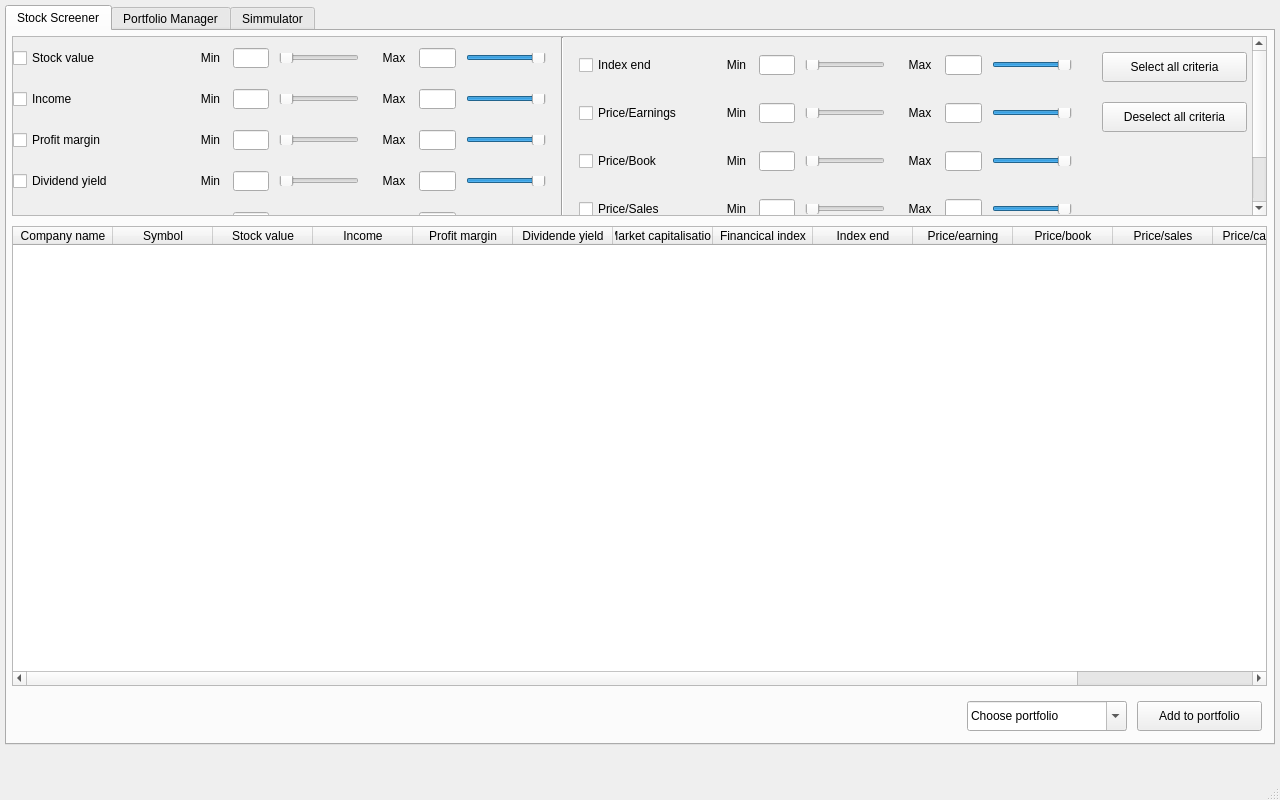
Old version of the form QT/MainWindow.ui in the repository Gendostie/market-analysis.
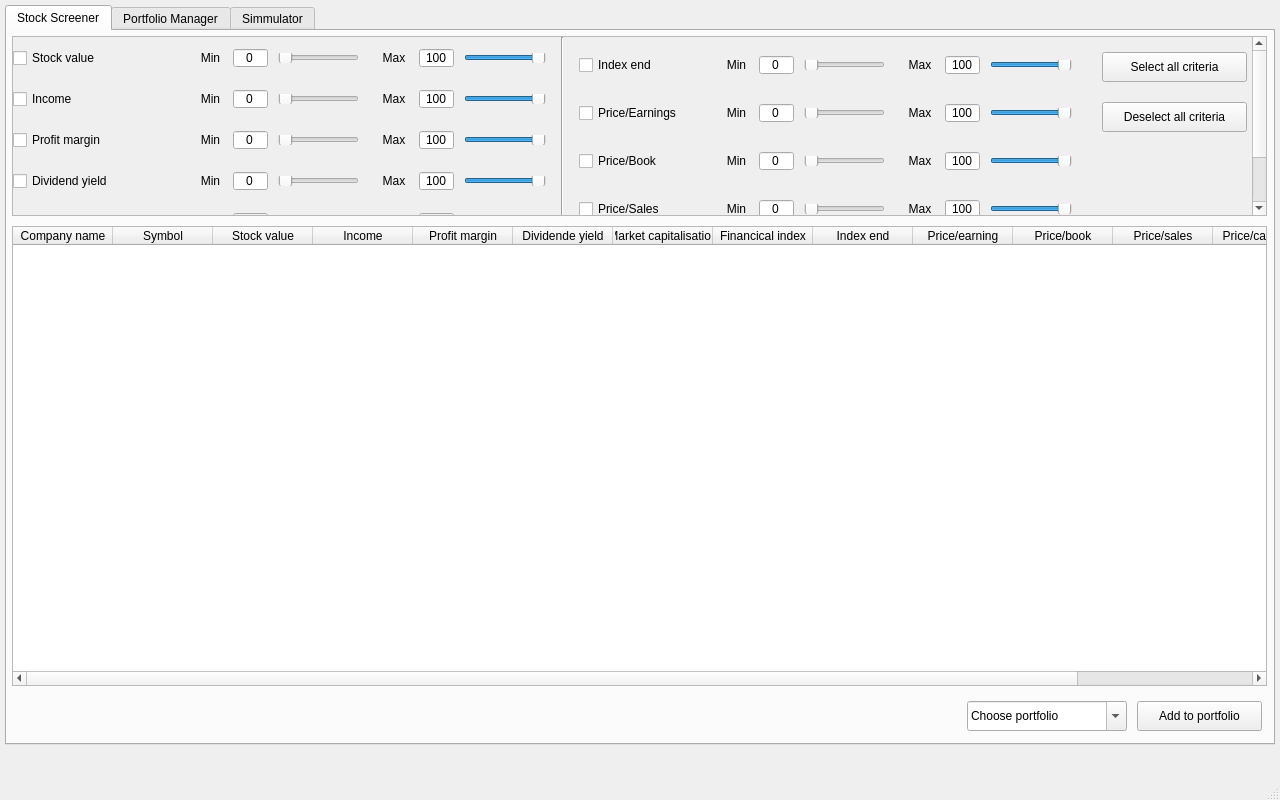
New version of the form.

Commit message: -create function to loop in box layout for get widget -link range slider with spin box in criteria section

The edit to the form file:
```diff
--- a/QT/MainWindow.ui
+++ b/QT/MainWindow.ui
@@ -85,7 +85,7 @@
        <property name="geometry">
         <rect>
          <x>0</x>
-         <y>-72</y>
+         <y>0</y>
          <width>1260</width>
          <height>250</height>
         </rect>
@@ -183,7 +183,7 @@
               </widget>
              </item>
              <item>
-              <widget class="QLineEdit" name="lineEdit_min_stockValue">
+              <widget class="QDoubleSpinBox" name="doubleSpinBox_min_stockValue">
                <property name="minimumSize">
                 <size>
                  <width>35</width>
@@ -196,18 +196,15 @@
                  <height>20</height>
                 </size>
                </property>
-               <property name="inputMask">
-                <string/>
-               </property>
-               <property name="text">
-                <string/>
-               </property>
-               <property name="maxLength">
-                <number>3</number>
-               </property>
                <property name="alignment">
                 <set>Qt::AlignCenter</set>
                </property>
+               <property name="buttonSymbols">
+                <enum>QAbstractSpinBox::NoButtons</enum>
+               </property>
+               <property name="decimals">
+                <number>0</number>
+               </property>
               </widget>
              </item>
              <item>
@@ -274,7 +271,7 @@
               </widget>
              </item>
              <item>
-              <widget class="QLineEdit" name="lineEdit_max_stockValue">
+              <widget class="QDoubleSpinBox" name="doubleSpinBox_max_stockValue">
                <property name="minimumSize">
                 <size>
                  <width>35</width>
@@ -287,12 +284,18 @@
                  <height>20</height>
                 </size>
                </property>
-               <property name="maxLength">
-                <number>3</number>
-               </property>
                <property name="alignment">
                 <set>Qt::AlignCenter</set>
                </property>
+               <property name="buttonSymbols">
+                <enum>QAbstractSpinBox::NoButtons</enum>
+               </property>
+               <property name="decimals">
+                <number>0</number>
+               </property>
+               <property name="value">
+                <double>100.000000000000000</double>
+               </property>
               </widget>
              </item>
              <item>
@@ -391,7 +394,7 @@
               </widget>
              </item>
              <item>
-              <widget class="QLineEdit" name="lineEdit_min_income">
+              <widget class="QDoubleSpinBox" name="doubleSpinBox_min_income">
                <property name="minimumSize">
                 <size>
                  <width>35</width>
@@ -404,18 +407,15 @@
                  <height>20</height>
                 </size>
                </property>
-               <property name="inputMask">
-                <string/>
-               </property>
-               <property name="text">
-                <string/>
-               </property>
-               <property name="maxLength">
-                <number>3</number>
-               </property>
                <property name="alignment">
                 <set>Qt::AlignCenter</set>
                </property>
+               <property name="buttonSymbols">
+                <enum>QAbstractSpinBox::NoButtons</enum>
+               </property>
+               <property name="decimals">
+                <number>0</number>
+               </property>
               </widget>
              </item>
              <item>
@@ -482,7 +482,7 @@
               </widget>
              </item>
              <item>
-              <widget class="QLineEdit" name="lineEdit_max_income">
+              <widget class="QDoubleSpinBox" name="doubleSpinBox_max_income">
                <property name="minimumSize">
                 <size>
                  <width>35</width>
@@ -495,12 +495,18 @@
                  <height>20</height>
                 </size>
                </property>
-               <property name="maxLength">
-                <number>3</number>
-               </property>
                <property name="alignment">
                 <set>Qt::AlignCenter</set>
                </property>
+               <property name="buttonSymbols">
+                <enum>QAbstractSpinBox::NoButtons</enum>
+               </property>
+               <property name="decimals">
+                <number>0</number>
+               </property>
+               <property name="value">
+                <double>100.000000000000000</double>
+               </property>
               </widget>
              </item>
              <item>
@@ -599,7 +605,7 @@
               </widget>
              </item>
              <item>
-              <widget class="QLineEdit" name="lineEdit_min_profitMargin">
+              <widget class="QDoubleSpinBox" name="doubleSpinBox_min_profitMargin">
                <property name="minimumSize">
                 <size>
                  <width>35</width>
@@ -612,18 +618,18 @@
                  <height>20</height>
                 </size>
                </property>
-               <property name="inputMask">
-                <string/>
-               </property>
-               <property name="text">
-                <string/>
-               </property>
-               <property name="maxLength">
-                <number>3</number>
-               </property>
                <property name="alignment">
                 <set>Qt::AlignCenter</set>
                </property>
+               <property name="buttonSymbols">
+                <enum>QAbstractSpinBox::NoButtons</enum>
+               </property>
+               <property name="decimals">
+                <number>0</number>
+               </property>
+               <property name="maximum">
+                <double>100.000000000000000</double>
+               </property>
               </widget>
              </item>
              <item>
@@ -690,7 +696,7 @@
               </widget>
              </item>
              <item>
-              <widget class="QLineEdit" name="lineEdit_max_profitMargin">
+              <widget class="QDoubleSpinBox" name="doubleSpinBox_max_profitMargin">
                <property name="minimumSize">
                 <size>
                  <width>35</width>
@@ -703,12 +709,24 @@
                  <height>20</height>
                 </size>
                </property>
-               <property name="maxLength">
-                <number>3</number>
+               <property name="inputMethodHints">
+                <set>Qt::ImhDigitsOnly</set>
                </property>
                <property name="alignment">
                 <set>Qt::AlignCenter</set>
                </property>
+               <property name="buttonSymbols">
+                <enum>QAbstractSpinBox::NoButtons</enum>
+               </property>
+               <property name="decimals">
+                <number>0</number>
+               </property>
+               <property name="maximum">
+                <double>100.000000000000000</double>
+               </property>
+               <property name="value">
+                <double>100.000000000000000</double>
+               </property>
               </widget>
              </item>
              <item>
@@ -807,7 +825,7 @@
               </widget>
              </item>
              <item>
-              <widget class="QLineEdit" name="lineEdit_min_dividendYield">
+              <widget class="QDoubleSpinBox" name="doubleSpinBox_min_dividendYield">
                <property name="minimumSize">
                 <size>
                  <width>35</width>
@@ -820,18 +838,18 @@
                  <height>20</height>
                 </size>
                </property>
-               <property name="inputMask">
-                <string/>
-               </property>
-               <property name="text">
-                <string/>
-               </property>
-               <property name="maxLength">
-                <number>3</number>
-               </property>
                <property name="alignment">
                 <set>Qt::AlignCenter</set>
                </property>
+               <property name="buttonSymbols">
+                <enum>QAbstractSpinBox::NoButtons</enum>
+               </property>
+               <property name="decimals">
+                <number>0</number>
+               </property>
+               <property name="maximum">
+                <double>100.000000000000000</double>
+               </property>
               </widget>
              </item>
              <item>
@@ -898,7 +916,7 @@
               </widget>
              </item>
              <item>
-              <widget class="QLineEdit" name="lineEdit_max_dividendYield">
+              <widget class="QDoubleSpinBox" name="doubleSpinBox_max_dividendYield">
                <property name="minimumSize">
                 <size>
                  <width>35</width>
@@ -911,12 +929,21 @@
                  <height>20</height>
                 </size>
                </property>
-               <property name="maxLength">
-                <number>3</number>
-               </property>
                <property name="alignment">
                 <set>Qt::AlignCenter</set>
                </property>
+               <property name="buttonSymbols">
+                <enum>QAbstractSpinBox::NoButtons</enum>
+               </property>
+               <property name="decimals">
+                <number>0</number>
+               </property>
+               <property name="maximum">
+                <double>100.000000000000000</double>
+               </property>
+               <property name="value">
+                <double>100.000000000000000</double>
+               </property>
               </widget>
              </item>
              <item>
@@ -1015,7 +1042,7 @@
               </widget>
              </item>
              <item>
-              <widget class="QLineEdit" name="lineEdit_min_marketCapitalisation">
+              <widget class="QDoubleSpinBox" name="doubleSpinBox_min_marketCapitalisation">
                <property name="minimumSize">
                 <size>
                  <width>35</width>
@@ -1028,18 +1055,18 @@
                  <height>20</height>
                 </size>
                </property>
-               <property name="inputMask">
-                <string/>
-               </property>
-               <property name="text">
-                <string/>
-               </property>
-               <property name="maxLength">
-                <number>3</number>
-               </property>
                <property name="alignment">
                 <set>Qt::AlignCenter</set>
                </property>
+               <property name="buttonSymbols">
+                <enum>QAbstractSpinBox::NoButtons</enum>
+               </property>
+               <property name="decimals">
+                <number>0</number>
+               </property>
+               <property name="maximum">
+                <double>100.000000000000000</double>
+               </property>
               </widget>
              </item>
              <item>
@@ -1106,7 +1133,7 @@
               </widget>
              </item>
              <item>
-              <widget class="QLineEdit" name="lineEdit_max_marketCapitalisation">
+              <widget class="QDoubleSpinBox" name="doubleSpinBox_max_marketCapitalisation">
                <property name="minimumSize">
                 <size>
                  <width>35</width>
@@ -1119,12 +1146,21 @@
                  <height>20</height>
                 </size>
                </property>
-               <property name="maxLength">
-                <number>3</number>
-               </property>
                <property name="alignment">
                 <set>Qt::AlignCenter</set>
                </property>
+               <property name="buttonSymbols">
+                <enum>QAbstractSpinBox::NoButtons</enum>
+               </property>
+               <property name="decimals">
+                <number>0</number>
+               </property>
+               <property name="maximum">
+                <double>100.000000000000000</double>
+               </property>
+               <property name="value">
+                <double>100.000000000000000</double>
+               </property>
               </widget>
              </item>
              <item>
@@ -1223,7 +1259,7 @@
               </widget>
              </item>
              <item>
-              <widget class="QLineEdit" name="lineEdit_min_financicalIndex">
+              <widget class="QDoubleSpinBox" name="doubleSpinBox_min_financicalIndex">
                <property name="minimumSize">
                 <size>
                  <width>35</width>
@@ -1236,18 +1272,18 @@
                  <height>20</height>
                 </size>
                </property>
-               <property name="inputMask">
-                <string/>
-               </property>
-               <property name="text">
-                <string/>
-               </property>
-               <property name="maxLength">
-                <number>3</number>
-               </property>
                <property name="alignment">
                 <set>Qt::AlignCenter</set>
                </property>
+               <property name="buttonSymbols">
+                <enum>QAbstractSpinBox::NoButtons</enum>
+               </property>
+               <property name="decimals">
+                <number>0</number>
+               </property>
+               <property name="maximum">
+                <double>100.000000000000000</double>
+               </property>
               </widget>
              </item>
              <item>
@@ -1314,7 +1350,7 @@
               </widget>
              </item>
              <item>
-              <widget class="QLineEdit" name="lineEdit_max_financicalIndex">
+              <widget class="QDoubleSpinBox" name="doubleSpinBox_max_financicalIndex">
                <property name="minimumSize">
                 <size>
                  <width>35</width>
@@ -1327,12 +1363,18 @@
                  <height>20</height>
                 </size>
                </property>
-               <property name="maxLength">
-                <number>3</number>
-               </property>
                <property name="alignment">
                 <set>Qt::AlignCenter</set>
                </property>
+               <property name="buttonSymbols">
+                <enum>QAbstractSpinBox::NoButtons</enum>
+               </property>
+               <property name="decimals">
+                <number>0</number>
+               </property>
+               <property name="value">
+                <double>100.000000000000000</double>
+               </property>
               </widget>
              </item>
              <item>
@@ -1410,7 +1452,7 @@
           </spacer>
          </item>
          <item>
-          <layout class="QVBoxLayout" name="verticalLayout_rigth">
+          <layout class="QVBoxLayout" name="verticalLayout_right">
            <item>
             <layout class="QHBoxLayout" name="horizontalLayout_indexEnd">
              <property name="sizeConstraint">
@@ -1477,7 +1519,7 @@
               </widget>
              </item>
              <item>
-              <widget class="QLineEdit" name="lineEdit_min_indexEnd">
+              <widget class="QDoubleSpinBox" name="doubleSpinBox_min_indexEnd">
                <property name="minimumSize">
                 <size>
                  <width>35</width>
@@ -1490,18 +1532,15 @@
                  <height>20</height>
                 </size>
                </property>
-               <property name="inputMask">
-                <string/>
-               </property>
-               <property name="text">
-                <string/>
-               </property>
-               <property name="maxLength">
-                <number>3</number>
-               </property>
                <property name="alignment">
                 <set>Qt::AlignCenter</set>
                </property>
+               <property name="buttonSymbols">
+                <enum>QAbstractSpinBox::NoButtons</enum>
+               </property>
+               <property name="decimals">
+                <number>0</number>
+               </property>
               </widget>
              </item>
              <item>
@@ -1568,7 +1607,7 @@
               </widget>
              </item>
              <item>
-              <widget class="QLineEdit" name="lineEdit_max_indexEnd">
+              <widget class="QDoubleSpinBox" name="doubleSpinBox_max_indexEnd">
                <property name="minimumSize">
                 <size>
                  <width>35</width>
@@ -1581,12 +1620,18 @@
                  <height>20</height>
                 </size>
                </property>
-               <property name="maxLength">
-                <number>3</number>
-               </property>
                <property name="alignment">
                 <set>Qt::AlignCenter</set>
                </property>
+               <property name="buttonSymbols">
+                <enum>QAbstractSpinBox::NoButtons</enum>
+               </property>
+               <property name="decimals">
+                <number>0</number>
+               </property>
+               <property name="value">
+                <double>100.000000000000000</double>
+               </property>
               </widget>
              </item>
              <item>
@@ -1685,7 +1730,7 @@
               </widget>
              </item>
              <item>
-              <widget class="QLineEdit" name="lineEdit_min_priceByEarnings">
+              <widget class="QDoubleSpinBox" name="doubleSpinBox_min_priceByEarnings">
                <property name="minimumSize">
                 <size>
                  <width>35</width>
@@ -1698,18 +1743,18 @@
                  <height>20</height>
                 </size>
                </property>
-               <property name="inputMask">
-                <string/>
-               </property>
-               <property name="text">
-                <string/>
-               </property>
-               <property name="maxLength">
-                <number>3</number>
-               </property>
                <property name="alignment">
                 <set>Qt::AlignCenter</set>
                </property>
+               <property name="buttonSymbols">
+                <enum>QAbstractSpinBox::NoButtons</enum>
+               </property>
+               <property name="decimals">
+                <number>0</number>
+               </property>
+               <property name="value">
+                <double>0.000000000000000</double>
+               </property>
               </widget>
              </item>
              <item>
@@ -1776,7 +1821,7 @@
               </widget>
              </item>
              <item>
-              <widget class="QLineEdit" name="lineEdit_max_priceByEarnings">
+              <widget class="QDoubleSpinBox" name="doubleSpinBox_max_priceByEarnings">
                <property name="minimumSize">
                 <size>
                  <width>35</width>
@@ -1789,12 +1834,18 @@
                  <height>20</height>
                 </size>
                </property>
-               <property name="maxLength">
-                <number>3</number>
-               </property>
                <property name="alignment">
                 <set>Qt::AlignCenter</set>
                </property>
+               <property name="buttonSymbols">
+                <enum>QAbstractSpinBox::NoButtons</enum>
+               </property>
+               <property name="decimals">
+                <number>0</number>
+               </property>
+               <property name="value">
+                <double>100.000000000000000</double>
+               </property>
               </widget>
              </item>
              <item>
@@ -1893,7 +1944,7 @@
               </widget>
              </item>
              <item>
-              <widget class="QLineEdit" name="lineEdit_min_priceByBook">
+              <widget class="QDoubleSpinBox" name="doubleSpinBox_min_priceByBook">
                <property name="minimumSize">
                 <size>
                  <width>35</width>
@@ -1906,18 +1957,18 @@
                  <height>20</height>
                 </size>
                </property>
-               <property name="inputMask">
-                <string/>
-               </property>
-               <property name="text">
-                <string/>
-               </property>
-               <property name="maxLength">
-                <number>3</number>
-               </property>
                <property name="alignment">
                 <set>Qt::AlignCenter</set>
                </property>
+               <property name="buttonSymbols">
+                <enum>QAbstractSpinBox::NoButtons</enum>
+               </property>
+               <property name="decimals">
+                <number>0</number>
+               </property>
+               <property name="value">
+                <double>0.000000000000000</double>
+               </property>
               </widget>
              </item>
              <item>
@@ -1984,7 +2035,7 @@
               </widget>
              </item>
              <item>
-              <widget class="QLineEdit" name="lineEdit_max_priceByBook">
+              <widget class="QDoubleSpinBox" name="doubleSpinBox_max_priceByBook">
                <property name="minimumSize">
                 <size>
                  <width>35</width>
@@ -1997,12 +2048,18 @@
                  <height>20</height>
                 </size>
                </property>
-               <property name="maxLength">
-                <number>3</number>
-               </property>
                <property name="alignment">
                 <set>Qt::AlignCenter</set>
                </property>
+               <property name="buttonSymbols">
+                <enum>QAbstractSpinBox::NoButtons</enum>
+               </property>
+               <property name="decimals">
+                <number>0</number>
+               </property>
+               <property name="value">
+                <double>100.000000000000000</double>
+               </property>
               </widget>
              </item>
              <item>
@@ -2101,7 +2158,7 @@
               </widget>
              </item>
              <item>
-              <widget class="QLineEdit" name="lineEdit_min_priceBySales">
+              <widget class="QDoubleSpinBox" name="doubleSpinBox_min_priceBySales">
                <property name="minimumSize">
                 <size>
                  <width>35</width>
@@ -2114,18 +2171,18 @@
                  <height>20</height>
                 </size>
                </property>
-               <property name="inputMask">
-                <string/>
-               </property>
-               <property name="text">
-                <string/>
-               </property>
-               <property name="maxLength">
-                <number>3</number>
-               </property>
                <property name="alignment">
                 <set>Qt::AlignCenter</set>
                </property>
+               <property name="buttonSymbols">
+                <enum>QAbstractSpinBox::NoButtons</enum>
+               </property>
+               <property name="decimals">
+                <number>0</number>
+               </property>
+               <property name="value">
+                <double>0.000000000000000</double>
+               </property>
               </widget>
              </item>
              <item>
@@ -2192,7 +2249,7 @@
               </widget>
              </item>
              <item>
-              <widget class="QLineEdit" name="lineEdit_max_priceBySales">
+              <widget class="QDoubleSpinBox" name="doubleSpinBox_max_priceBySales">
                <property name="minimumSize">
                 <size>
                  <width>35</width>
@@ -2205,12 +2262,18 @@
                  <height>20</height>
                 </size>
                </property>
-               <property name="maxLength">
-                <number>3</number>
-               </property>
                <property name="alignment">
                 <set>Qt::AlignCenter</set>
                </property>
+               <property name="buttonSymbols">
+                <enum>QAbstractSpinBox::NoButtons</enum>
+               </property>
+               <property name="decimals">
+                <number>0</number>
+               </property>
+               <property name="value">
+                <double>100.000000000000000</double>
+               </property>
               </widget>
              </item>
              <item>
@@ -2309,7 +2372,7 @@
               </widget>
              </item>
              <item>
-              <widget class="QLineEdit" name="lineEdit_min_priceByCashFlow">
+              <widget class="QDoubleSpinBox" name="doubleSpinBox_min_priceByCashFlow">
                <property name="minimumSize">
                 <size>
                  <width>35</width>
@@ -2322,18 +2385,18 @@
                  <height>20</height>
                 </size>
                </property>
-               <property name="inputMask">
-                <string/>
-               </property>
-               <property name="text">
-                <string/>
-               </property>
-               <property name="maxLength">
-                <number>3</number>
-               </property>
                <property name="alignment">
                 <set>Qt::AlignCenter</set>
                </property>
+               <property name="buttonSymbols">
+                <enum>QAbstractSpinBox::NoButtons</enum>
+               </property>
+               <property name="decimals">
+                <number>0</number>
+               </property>
+               <property name="value">
+                <double>0.000000000000000</double>
+               </property>
               </widget>
              </item>
              <item>
@@ -2400,7 +2463,7 @@
               </widget>
              </item>
              <item>
-              <widget class="QLineEdit" name="lineEdit_max_priceByCashFlow">
+              <widget class="QDoubleSpinBox" name="doubleSpinBox_max_priceByCashFlow">
                <property name="minimumSize">
                 <size>
                  <width>35</width>
@@ -2413,12 +2476,18 @@
                  <height>20</height>
                 </size>
                </property>
-               <property name="maxLength">
-                <number>3</number>
-               </property>
                <property name="alignment">
                 <set>Qt::AlignCenter</set>
                </property>
+               <property name="buttonSymbols">
+                <enum>QAbstractSpinBox::NoButtons</enum>
+               </property>
+               <property name="decimals">
+                <number>0</number>
+               </property>
+               <property name="value">
+                <double>100.000000000000000</double>
+               </property>
               </widget>
              </item>
              <item>
```
Left out of the diff: 22 changed lines with no effect on the pictures. The commit also changes 3 other files.
